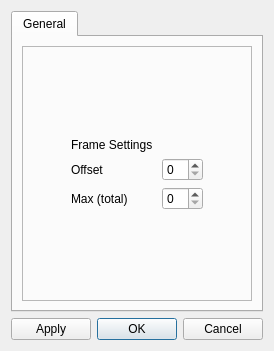
The window that hexrd/ui/resources/ui/process_ims_dialog.ui (HEXRD/hexrdgui) describes before a commit, drawn with Qt 5.
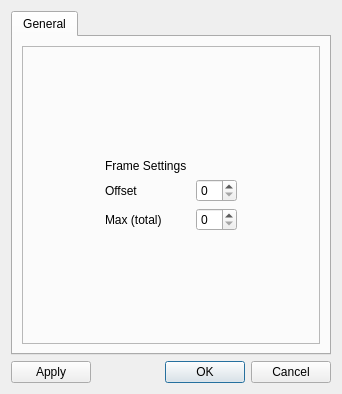
The same window after the commit.

Commit message: Make the ProcessImageSeries dialog larger

Diff of the .ui file:
```diff
--- a/hexrd/ui/resources/ui/process_ims_dialog.ui
+++ b/hexrd/ui/resources/ui/process_ims_dialog.ui
@@ -6,8 +6,8 @@
    <rect>
     <x>0</x>
     <y>0</y>
-    <width>271</width>
-    <height>351</height>
+    <width>342</width>
+    <height>394</height>
    </rect>
   </property>
   <property name="windowTitle">
```
The commit also changes 1 other file.
